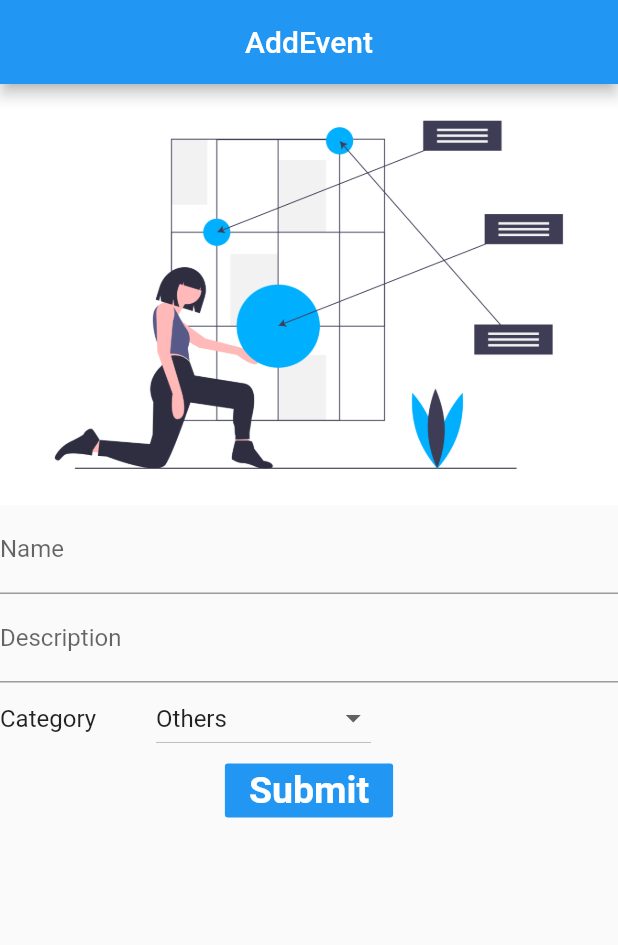
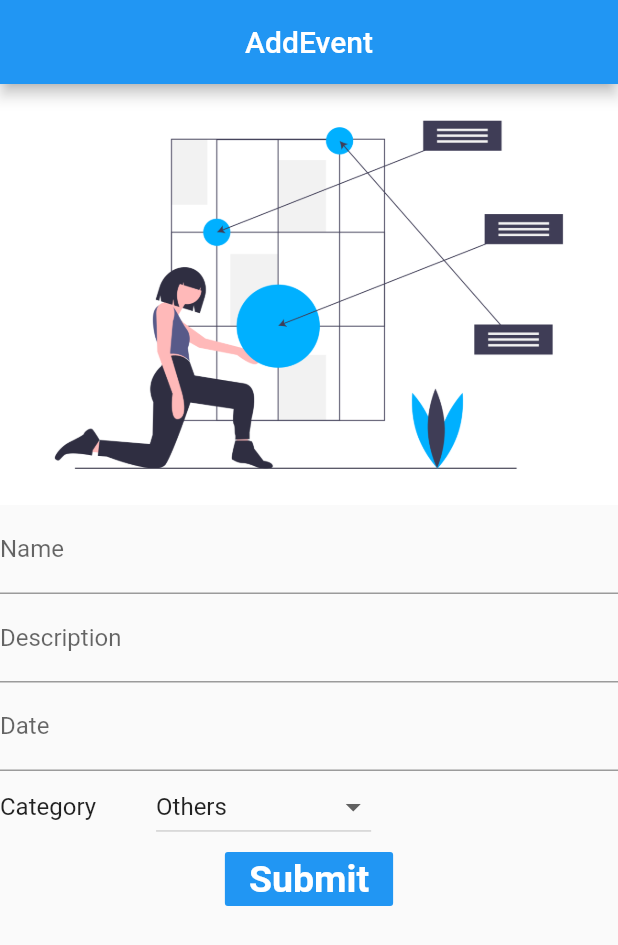
Before and after one commit to yashraut362/Evently_Flutter, a Flutter app: the AddEvent screen opened directly, after a tap on "Submit", on a phone screen of 412 x 824 dp. Shown: the top 945 px of the screen. Run offline on Flutter 3.47's test engine with Material 2 defaults, Android fonts, the light colour scheme and no system bars; our stand-ins replace cloud_firestore, firebase_auth, firebase_database; accounts and stored records are empty.

Commit message:
addevent added date

```diff
--- a/lib/EventPages/addEvent.dart
+++ b/lib/EventPages/addEvent.dart
@@ -12,19 +12,23 @@ class _AddEventState extends State<AddEvent> {
   TextEditingController _textEditingController = TextEditingController();
   TextEditingController _textEditingController1 = TextEditingController();
   TextEditingController _textEditingController2 = TextEditingController();
+  TextEditingController _textEditingController3 = TextEditingController();
 
   _onClear() {
     setState(() {
       _textEditingController.text = "";
       _textEditingController1.text = "";
       _textEditingController2.text = "";
+      _textEditingController3.text = "";
     });
   }
 
   String titletext;
   String descriptiontext;
+  String date;
   String Currentselectedtext;
   String categoryname = "";
+
   var names = [
     'Others',
     'Marathon',
@@ -66,6 +70,15 @@ class _AddEventState extends State<AddEvent> {
                   descriptiontext = value;
                 },
               ),
+              TextField(
+                controller: _textEditingController3,
+                decoration: InputDecoration(
+                  labelText: 'Date',
+                ),
+                onChanged: (value) {
+                  date = value;
+                },
+              ),
               Row(
                 children: <Widget>[
                   Text(
@@ -99,6 +112,7 @@ class _AddEventState extends State<AddEvent> {
                     'Title': titletext,
                     'Category': Currentselectedtext,
                     'Description': descriptiontext,
+                    'Date': date,
                   });
                   _onClear();
                 },
```
Also changed, not shown: 2 other files.
